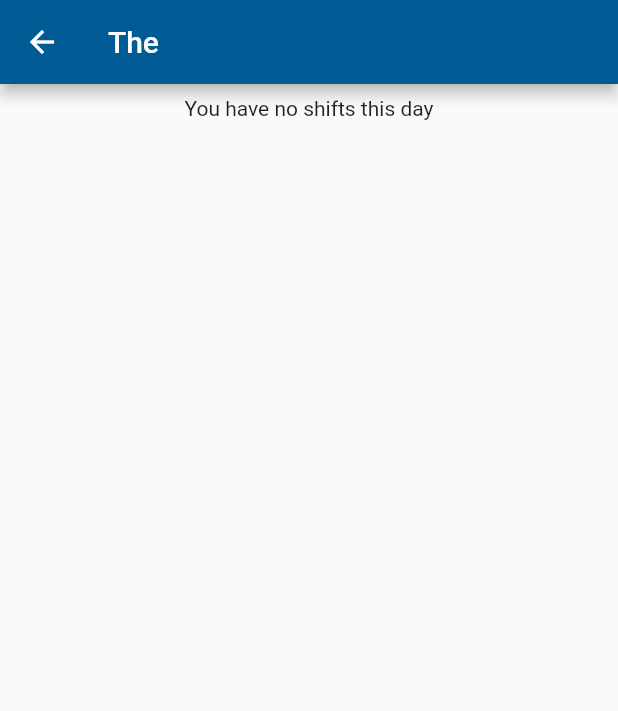
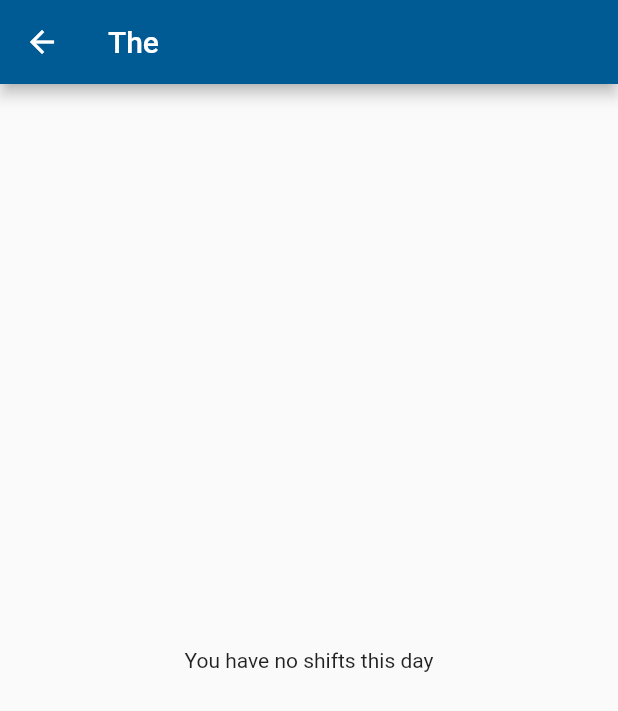
Before and after one commit to tweakdeveloper/pdteam, a Flutter app: the DayPage screen opened directly with empty values, on a phone screen of 412 x 824 dp. Shown: the top 711 px of the screen. Run offline on Flutter 3.47's test engine with Material 2 defaults, Android fonts, the phone set to English and light mode, and no system bars; our stand-ins replace webview_flutter; missing offline and left inert: webview_cookie_manager.

Commit message:
"No shift" text now centered on day detail page

```diff
--- a/lib/schedule/pages/day_page.dart
+++ b/lib/schedule/pages/day_page.dart
@@ -13,12 +13,17 @@ class DayPage extends StatelessWidget {
     final monthString = month != null ? months[month - 1] : 'The';
     return Scaffold(
       appBar: AppBar(title: Text('$monthString ${day.date}')),
-      body: ListView.builder(
+      body: LayoutBuilder(
+        builder: (context, constraints) {
+          return ListView.builder(
             itemCount: day.shifts.length + 1,
             itemBuilder: (context, index) {
               if (day.shifts.length == 0) {
                 return Container(
                   alignment: Alignment.center,
+                  constraints: BoxConstraints(
+                    minHeight: constraints.maxHeight,
+                  ),
                   padding: EdgeInsets.symmetric(horizontal: 20, vertical: 8),
                   child: Text('You have no shifts this day'),
                 );
@@ -44,6 +49,8 @@ class DayPage extends StatelessWidget {
                 ),
               );
             },
+          );
+        },
       ),
     );
   }
```
Lines whose indentation alone changed are shown as unchanged.
